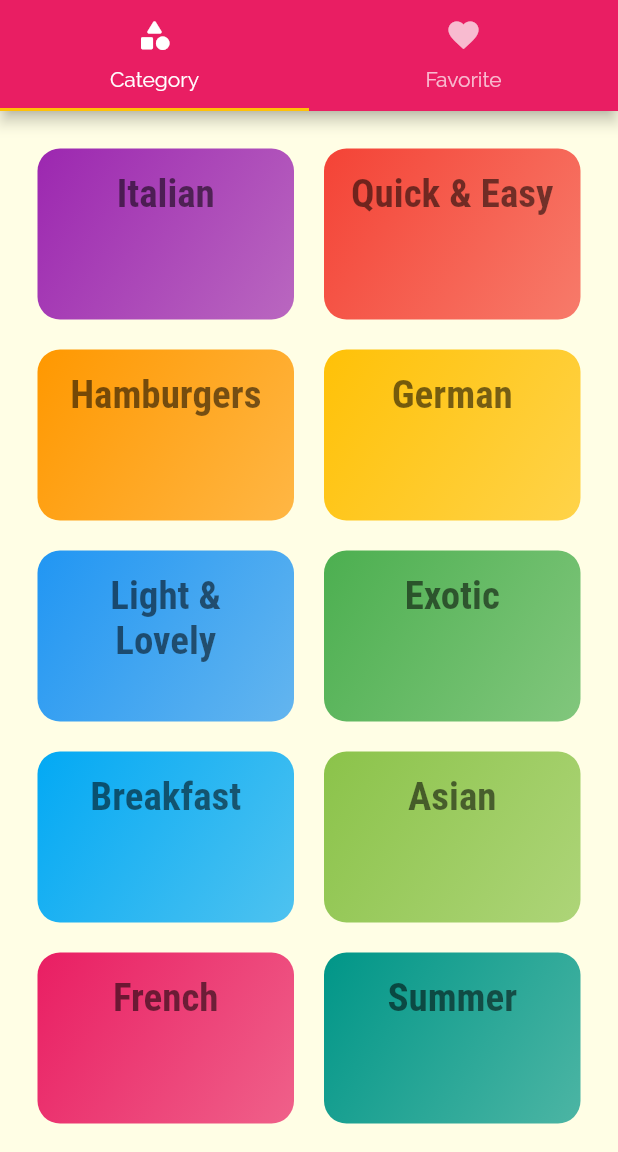
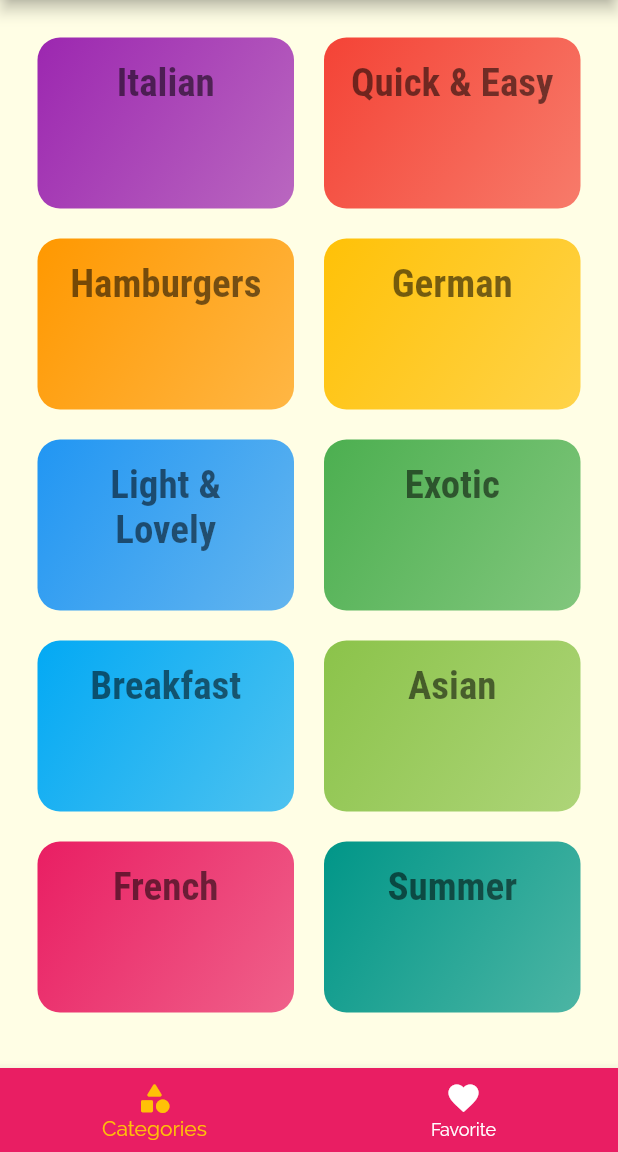
Before and after one commit to karanvatish/MealsApp, a Flutter app: the screen it shows after launch, on a phone screen of 412 x 824 dp, the part 84-1236 px from its top. Run offline on Flutter 3.47's test engine with Material 2 defaults, Android fonts, the light colour scheme and no system bars.

Commit message:
Added Bottom Navigation Bar

```diff
--- a/lib/Screens/tabs_screen.dart
+++ b/lib/Screens/tabs_screen.dart
@@ -1,4 +1,4 @@
-// ignore_for_file: unnecessary_const
+// ignore_for_file: unnecessary_const, prefer_const_constructors
 
 import 'package:flutter/material.dart';
 import 'package:meals_app/Screens/category_screen.dart';
@@ -12,21 +12,39 @@ class TabsScreen extends StatefulWidget {
 }
 
 class _TabsScreenState extends State<TabsScreen> {
+  final List<Map<String, Object>> _pages = [
+    {"page": CategoryScreen(), "title": "Categories"},
+    {"page": FavoriteScreen(), "title": "Your Favorites"}
+  ];
+
+  int _selectedPageIndex = 0;
+
+  void _setSelectedPageIndex(int index) {
+    setState(() {
+      _selectedPageIndex = index;
+    });
+  }
+
   @override
   Widget build(BuildContext context) {
-    return DefaultTabController(
-      length: 2,
-      child: Scaffold(
-        appBar: AppBar(
-          title: const Text("Meals App"),
-          bottom: const TabBar(
-            tabs: [
-              Tab(icon: Icon(Icons.category_rounded), text: "Category"),
-              Tab(icon: Icon(Icons.favorite), text: "Favorite"),
-            ],
-          ),
-        ),
-        body: TabBarView(children: [CategoryScreen(), FavoriteScreen()]),
+    return Scaffold(
+      appBar: AppBar(
+        title: const Text("Meals App"),
+      ),
+      body: _pages[_selectedPageIndex]['page'] as Widget,
+      bottomNavigationBar: BottomNavigationBar(
+        // ignore: prefer_const_literals_to_create_immutables
+        items: [
+          BottomNavigationBarItem(
+              icon: Icon(Icons.category_rounded), label: "Categories"),
+          BottomNavigationBarItem(icon: Icon(Icons.favorite), label: "Favorite")
+        ],
+        backgroundColor: Theme.of(context).primaryColor,
+        currentIndex: _selectedPageIndex,
+        onTap: _setSelectedPageIndex,
+        unselectedItemColor: Colors.white,
+        selectedItemColor: Theme.of(context).accentColor,
+        elevation: 6,
       ),
     );
   }
```
